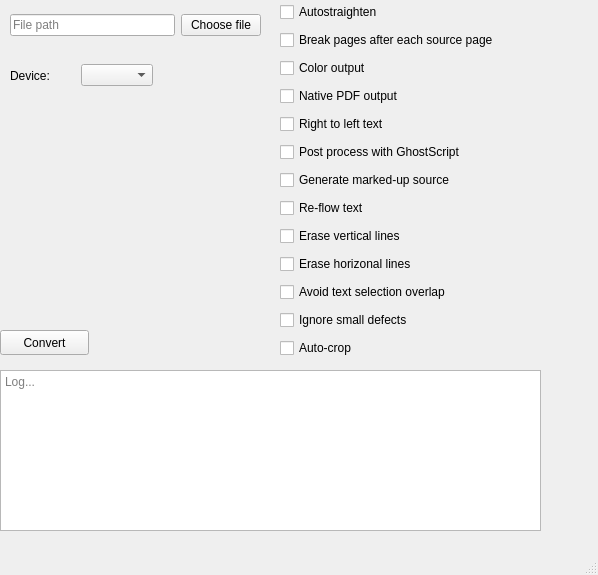
Above: MainWindow.ui from rafalk342/k2pdfopt-PyQt before the change. Below: the same form after it.
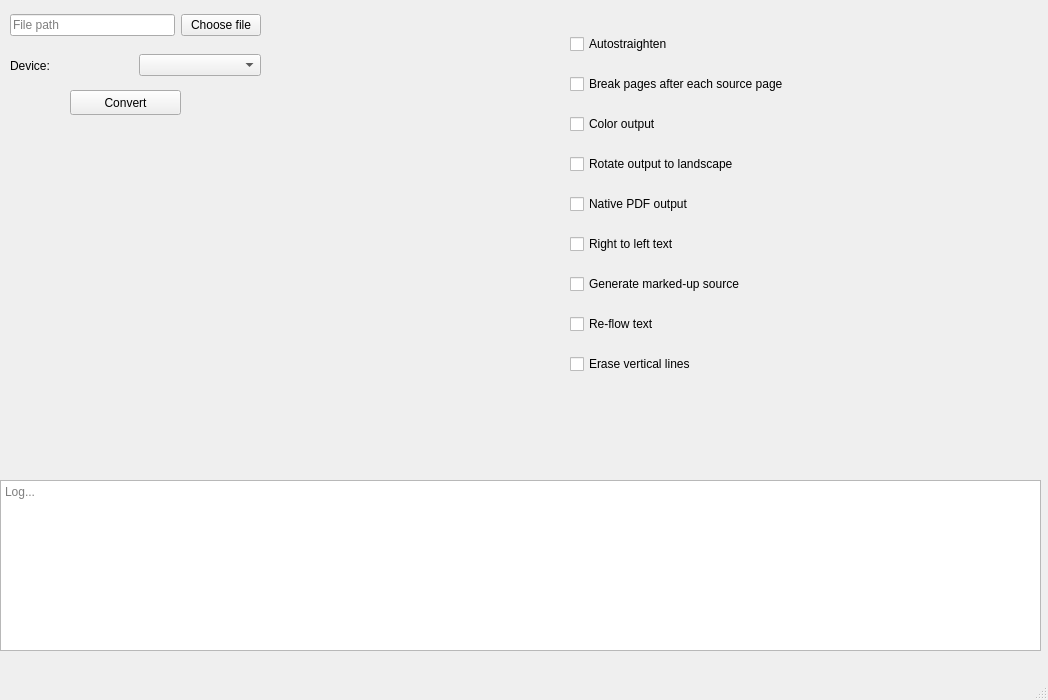
That is the form after the change.

Commit message: Remove some arguments

Patch:
```diff
--- a/MainWindow.ui
+++ b/MainWindow.ui
@@ -6,34 +6,21 @@
    <rect>
     <x>0</x>
     <y>0</y>
-    <width>598</width>
-    <height>575</height>
+    <width>1048</width>
+    <height>700</height>
    </rect>
   </property>
   <property name="windowTitle">
    <string>MainWindow</string>
   </property>
   <widget class="QWidget" name="centralwidget">
-   <widget class="QPushButton" name="convertFileButton">
-    <property name="geometry">
-     <rect>
-      <x>0</x>
-      <y>330</y>
-      <width>89</width>
-      <height>25</height>
-     </rect>
-    </property>
-    <property name="text">
-     <string>Convert</string>
-    </property>
-   </widget>
    <widget class="QPlainTextEdit" name="logText">
     <property name="geometry">
      <rect>
       <x>0</x>
-      <y>370</y>
-      <width>541</width>
-      <height>161</height>
+      <y>480</y>
+      <width>1041</width>
+      <height>171</height>
      </rect>
     </property>
     <property name="readOnly">
@@ -48,8 +35,8 @@
      <rect>
       <x>0</x>
       <y>50</y>
-      <width>153</width>
-      <height>51</height>
+      <width>261</width>
+      <height>31</height>
      </rect>
     </property>
     <layout class="QHBoxLayout" name="horizontalLayout_2">
@@ -106,9 +93,9 @@
    <widget class="QWidget" name="verticalLayoutWidget">
     <property name="geometry">
      <rect>
-      <x>280</x>
-      <y>0</y>
-      <width>269</width>
+      <x>570</x>
+      <y>20</y>
+      <width>271</width>
       <height>373</height>
      </rect>
     </property>
@@ -134,6 +121,13 @@
        </property>
       </widget>
      </item>
+     <item>
+      <widget class="QCheckBox" name="landscapeCheckBox">
+       <property name="text">
+        <string>Rotate output to landscape</string>
+       </property>
+      </widget>
+     </item>
      <item>
       <widget class="QCheckBox" name="nativePDFOutputCheckBox">
        <property name="text">
@@ -148,13 +142,6 @@
        </property>
       </widget>
      </item>
-     <item>
-      <widget class="QCheckBox" name="postProcessWithGhostScriptCheckBox">
-       <property name="text">
-        <string>Post process with GhostScript</string>
-       </property>
-      </widget>
-     </item>
      <item>
       <widget class="QCheckBox" name="generateMarkedUpSourceCheckBox">
        <property name="text">
@@ -176,36 +163,32 @@
        </property>
       </widget>
      </item>
-     <item>
-      <widget class="QCheckBox" name="eraseHorizontalLinesCheckBox">
-       <property name="text">
-        <string>Erase horizonal lines</string>
-       </property>
-      </widget>
-     </item>
-     <item>
-      <widget class="QCheckBox" name="avoidTextSelectionOverlapCheckBox">
-       <property name="text">
-        <string>Avoid text selection overlap</string>
-       </property>
-      </widget>
-     </item>
-     <item>
-      <widget class="QCheckBox" name="ignoreSmallDefectsCheckBox">
-       <property name="text">
-        <string>Ignore small defects</string>
-       </property>
-      </widget>
-     </item>
-     <item>
-      <widget class="QCheckBox" name="autoCropCheckBox">
-       <property name="text">
-        <string>Auto-crop</string>
-       </property>
-      </widget>
-     </item>
     </layout>
    </widget>
+   <widget class="QWidget" name="verticalLayoutWidget_2">
+    <property name="geometry">
+     <rect>
+      <x>0</x>
+      <y>130</y>
+      <width>281</width>
+      <height>241</height>
+     </rect>
+    </property>
+    <layout class="QVBoxLayout" name="verticalLayout_2"/>
+   </widget>
+   <widget class="QPushButton" name="convertFileButton">
+    <property name="geometry">
+     <rect>
+      <x>70</x>
+      <y>90</y>
+      <width>111</width>
+      <height>25</height>
+     </rect>
+    </property>
+    <property name="text">
+     <string>Convert</string>
+    </property>
+   </widget>
   </widget>
   <widget class="QMenuBar" name="menubar">
    <property name="geometry">
```
Left out of the diff: 2 changed lines with no effect on the pictures. The commit also changes 2 other files.
